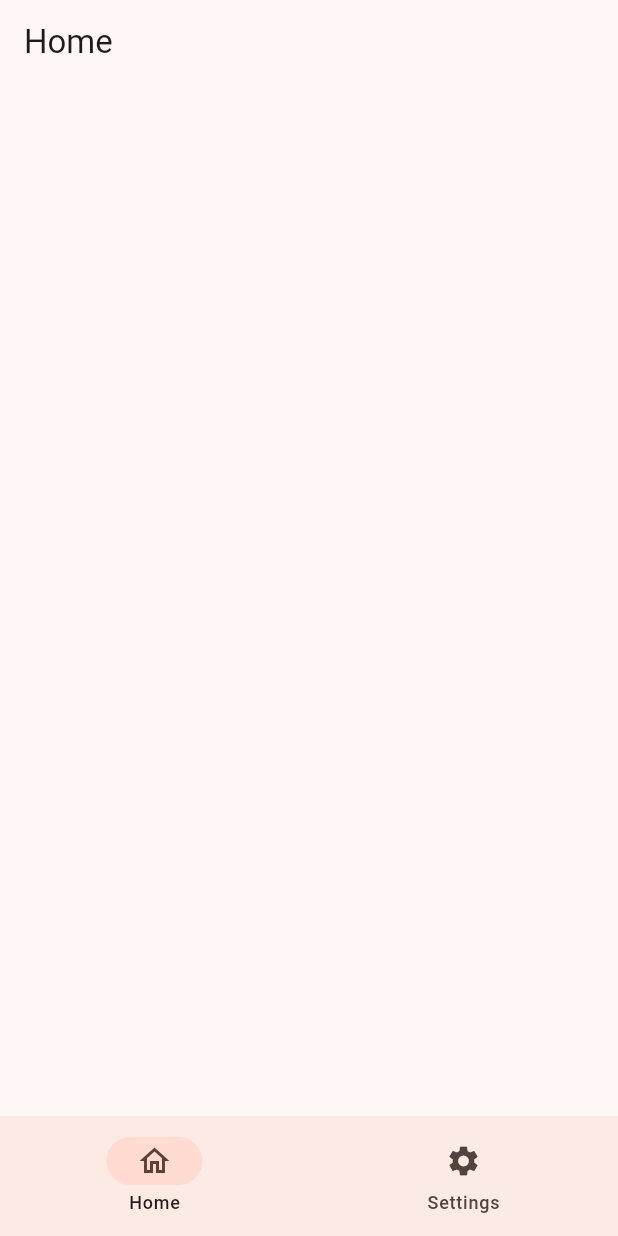
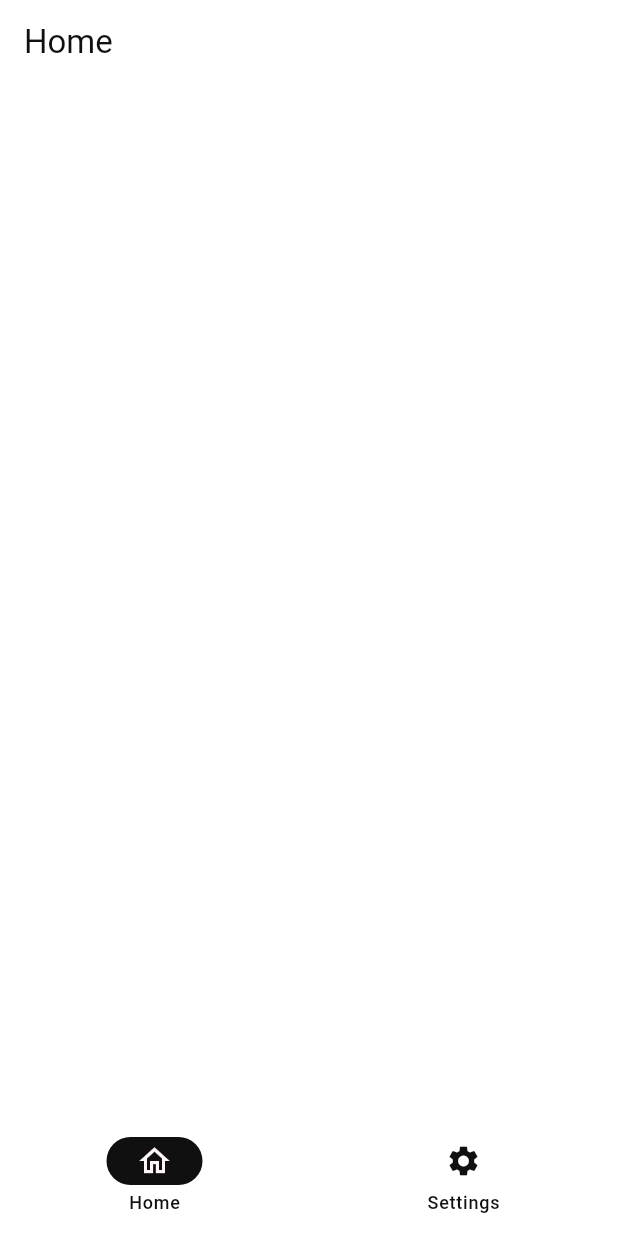
Before and after one commit to mixin27/bsl-support, a Flutter app: the screen it shows after launch, on a phone screen of 412 x 824 dp. Run offline on Flutter 3.47's test engine with Material 3 defaults, Android fonts, the phone set to English and light mode, and no system bars; our stand-ins replace dio, envied, go_router, google_fonts, hooks_riverpod, pretty_dio_logger and 1 more; generated files the repository leaves out were written again.

Commit message:
theme config

```diff
--- a/lib/src/app.dart
+++ b/lib/src/app.dart
@@ -1,6 +1,7 @@
 import 'package:flutter/material.dart';
 import 'package:hooks_riverpod/hooks_riverpod.dart';
 
+import 'config/theme/theme.dart';
 import 'routes/app_router.dart';
 
 class MyApp extends ConsumerWidget {
@@ -13,10 +14,9 @@ class MyApp extends ConsumerWidget {
     return MaterialApp.router(
       debugShowCheckedModeBanner: false,
       title: 'BSL Support',
-      theme: ThemeData(
-        colorScheme: ColorScheme.fromSeed(seedColor: Colors.deepOrange),
-        useMaterial3: true,
-      ),
+      theme: AppTheme.lightTheme,
+      darkTheme: AppTheme.darkTheme,
+      themeMode: ThemeMode.system,
       routerConfig: goRouter,
     );
   }
--- /dev/null
+++ b/lib/src/config/theme/colors.dart
@@ -0,0 +1,41 @@
+// Copyright 2024 The Flutter team. All rights reserved.
+// Use of this source code is governed by a BSD-style license that can be
+// found in the LICENSE file.
+
+import 'package:flutter/material.dart';
+
+class AppColors {
+  static const black1 = Color(0xFF101010);
+  static const white1 = Color(0xFFFFF7FA);
+  static const grey1 = Color(0xFFF2F2F2);
+  static const grey2 = Color(0xFF4D4D4D);
+  static const grey3 = Color(0xFFA4A4A4);
+  static const whiteTransparent =
+      Color(0x4DFFFFFF); // Figma rgba(255, 255, 255, 0.3)
+  static const blackTransparent = Color(0x4D000000);
+  static const red1 = Color(0xFFE74C3C);
+
+  static const lightColorScheme = ColorScheme(
+    brightness: Brightness.light,
+    primary: AppColors.black1,
+    onPrimary: AppColors.white1,
+    secondary: AppColors.black1,
+    onSecondary: AppColors.white1,
+    surface: Colors.white,
+    onSurface: AppColors.black1,
+    error: Colors.white,
+    onError: Colors.red,
+  );
+
+  static const darkColorScheme = ColorScheme(
+    brightness: Brightness.dark,
+    primary: AppColors.white1,
+    onPrimary: AppColors.black1,
+    secondary: AppColors.white1,
+    onSecondary: AppColors.black1,
+    surface: AppColors.black1,
+    onSurface: Colors.white,
+    error: Colors.black,
+    onError: AppColors.red1,
+  );
+}
--- /dev/null
+++ b/lib/src/config/theme/theme.dart
@@ -0,0 +1,85 @@
+// Copyright 2024 The Flutter team. All rights reserved.
+// Use of this source code is governed by a BSD-style license that can be
+// found in the LICENSE file.
+
+import 'package:bsl_support/src/shared/widgets/tag_chip.dart';
+
+import 'colors.dart';
+import 'package:flutter/material.dart';
+
+class AppTheme {
+  static const _textTheme = TextTheme(
+    headlineLarge: TextStyle(
+      fontSize: 32,
+      fontWeight: FontWeight.w500,
+    ),
+    headlineSmall: TextStyle(
+      fontSize: 18,
+      fontWeight: FontWeight.w400,
+    ),
+    titleMedium: TextStyle(
+      fontSize: 18,
+      fontWeight: FontWeight.w500,
+    ),
+    bodyLarge: TextStyle(
+      fontSize: 18,
+      fontWeight: FontWeight.w400,
+    ),
+    bodyMedium: TextStyle(
+      fontSize: 16,
+      fontWeight: FontWeight.w400,
+    ),
+    bodySmall: TextStyle(
+      fontSize: 14,
+      fontWeight: FontWeight.w400,
+      color: AppColors.grey3,
+    ),
+    labelSmall: TextStyle(
+      fontSize: 10,
+      fontWeight: FontWeight.w500,
+      color: AppColors.grey3,
+    ),
+    labelLarge: TextStyle(
+      fontSize: 18,
+      fontWeight: FontWeight.w400,
+      color: AppColors.grey3,
+    ),
+  );
+
+  static const _inputDecorationTheme = InputDecorationTheme(
+    hintStyle: TextStyle(
+      // grey3 works for both light and dark themes
+      color: AppColors.grey3,
+      fontSize: 18.0,
+      fontWeight: FontWeight.w400,
+    ),
+  );
+
+  static ThemeData lightTheme = ThemeData(
+    useMaterial3: true,
+    brightness: Brightness.light,
+    colorScheme: AppColors.lightColorScheme,
+    textTheme: _textTheme,
+    inputDecorationTheme: _inputDecorationTheme,
+    extensions: [
+      TagChipTheme(
+        chipColor: AppColors.whiteTransparent,
+        onChipColor: Colors.white,
+      ),
+    ],
+  );
+
+  static ThemeData darkTheme = ThemeData(
+    useMaterial3: true,
+    brightness: Brightness.dark,
+    colorScheme: AppColors.darkColorScheme,
+    textTheme: _textTheme,
+    inputDecorationTheme: _inputDecorationTheme,
+    extensions: [
+      TagChipTheme(
+        chipColor: AppColors.blackTransparent,
+        onChipColor: Colors.white,
+      ),
+    ],
+  );
+}
--- a/pubspec.yaml
+++ b/pubspec.yaml
@@ -29,6 +29,7 @@ dependencies:
 
   intl: ^0.19.0
   envied: ^1.0.0
+  google_fonts: ^6.2.1
 
 
 dev_dependencies:
```
Also changed, not shown: lib/src/config/theme/dimens.dart (added, +65 -0 lines), lib/src/shared/widgets/tag_chip.dart (added, +144 -0 lines), pubspec.lock, 1 other file.
